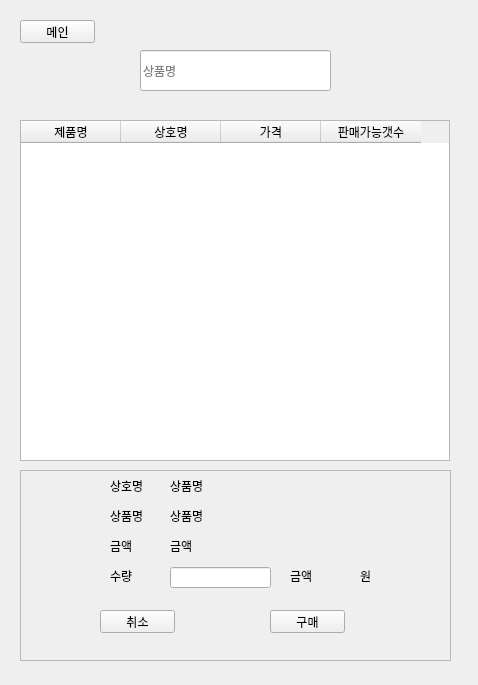
Before: the Qt Designer form ui/main.ui in ElisaBluebell/project7smartstore, drawn with Qt 5.
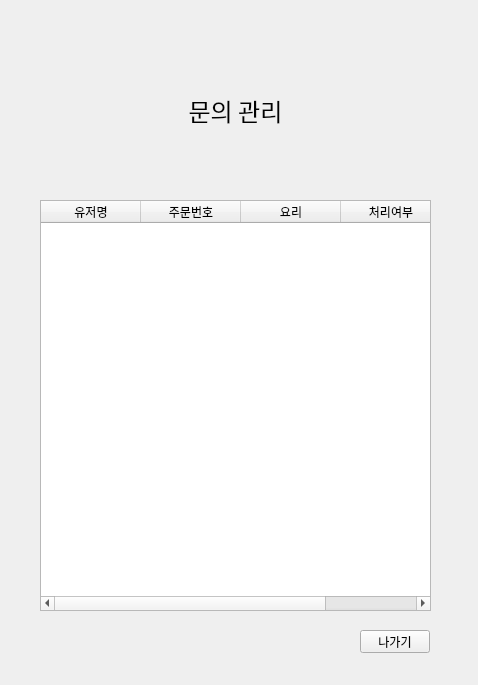
After: the same form once the commit is applied. The open tabs and pages were chosen to show the change.

```diff
--- a/ui/main.ui
+++ b/ui/main.ui
@@ -438,7 +438,7 @@
      </column>
      <column>
       <property name="text">
-       <string>판매가능갯수</string>
+       <string>구매가능갯수</string>
       </property>
      </column>
     </widget>
@@ -641,6 +641,183 @@
      </property>
     </widget>
    </widget>
+   <widget class="QWidget" name="page_5">
+    <widget class="QLabel" name="faq_title">
+     <property name="geometry">
+      <rect>
+       <x>0</x>
+       <y>80</y>
+       <width>451</width>
+       <height>41</height>
+      </rect>
+     </property>
+     <property name="font">
+      <font>
+       <family>D2Coding</family>
+       <pointsize>18</pointsize>
+      </font>
+     </property>
+     <property name="text">
+      <string>문의 관리</string>
+     </property>
+     <property name="alignment">
+      <set>Qt::AlignCenter</set>
+     </property>
+    </widget>
+    <widget class="QTableWidget" name="faq_table">
+     <property name="geometry">
+      <rect>
+       <x>30</x>
+       <y>190</y>
+       <width>391</width>
+       <height>411</height>
+      </rect>
+     </property>
+     <property name="font">
+      <font>
+       <family>D2Coding</family>
+      </font>
+     </property>
+     <property name="editTriggers">
+      <set>QAbstractItemView::NoEditTriggers</set>
+     </property>
+     <attribute name="horizontalHeaderCascadingSectionResizes">
+      <bool>false</bool>
+     </attribute>
+     <column>
+      <property name="text">
+       <string>유저명</string>
+      </property>
+     </column>
+     <column>
+      <property name="text">
+       <string>주문번호</string>
+      </property>
+     </column>
+     <column>
+      <property name="text">
+       <string>요리</string>
+      </property>
+     </column>
+     <column>
+      <property name="text">
+       <string>처리여부</string>
+      </property>
+     </column>
+    </widget>
+    <widget class="QPushButton" name="faq_go_back">
+     <property name="geometry">
+      <rect>
+       <x>350</x>
+       <y>620</y>
+       <width>70</width>
+       <height>23</height>
+      </rect>
+     </property>
+     <property name="text">
+      <string>나가기</string>
+     </property>
+    </widget>
+    <widget class="QLabel" name="faq_store_name">
+     <property name="geometry">
+      <rect>
+       <x>10</x>
+       <y>30</y>
+       <width>451</width>
+       <height>31</height>
+      </rect>
+     </property>
+     <property name="font">
+      <font>
+       <pointsize>16</pointsize>
+      </font>
+     </property>
+     <property name="text">
+      <string/>
+     </property>
+     <property name="alignment">
+      <set>Qt::AlignCenter</set>
+     </property>
+    </widget>
+   </widget>
+   <widget class="QWidget" name="page_6">
+    <widget class="QLabel" name="bom_title_2">
+     <property name="geometry">
+      <rect>
+       <x>0</x>
+       <y>50</y>
+       <width>451</width>
+       <height>41</height>
+      </rect>
+     </property>
+     <property name="font">
+      <font>
+       <family>D2Coding</family>
+       <pointsize>18</pointsize>
+      </font>
+     </property>
+     <property name="text">
+      <string>주문 내역</string>
+     </property>
+     <property name="alignment">
+      <set>Qt::AlignCenter</set>
+     </property>
+    </widget>
+    <widget class="QTableWidget" name="MAIN_buylist">
+     <property name="geometry">
+      <rect>
+       <x>40</x>
+       <y>140</y>
+       <width>391</width>
+       <height>411</height>
+      </rect>
+     </property>
+     <property name="font">
+      <font>
+       <family>D2Coding</family>
+      </font>
+     </property>
+     <property name="editTriggers">
+      <set>QAbstractItemView::NoEditTriggers</set>
+     </property>
+     <attribute name="horizontalHeaderCascadingSectionResizes">
+      <bool>false</bool>
+     </attribute>
+     <column>
+      <property name="text">
+       <string>상품명</string>
+      </property>
+     </column>
+     <column>
+      <property name="text">
+       <string>갯수</string>
+      </property>
+     </column>
+     <column>
+      <property name="text">
+       <string>가격</string>
+      </property>
+     </column>
+     <column>
+      <property name="text">
+       <string>상호명</string>
+      </property>
+     </column>
+    </widget>
+    <widget class="QPushButton" name="BT_toMain3">
+     <property name="geometry">
+      <rect>
+       <x>30</x>
+       <y>20</y>
+       <width>75</width>
+       <height>23</height>
+      </rect>
+     </property>
+     <property name="text">
+      <string>메인</string>
+     </property>
+    </widget>
+   </widget>
   </widget>
  </widget>
  <resources/>
```
Left out of the diff: 32 changed lines with no effect on the pictures.
